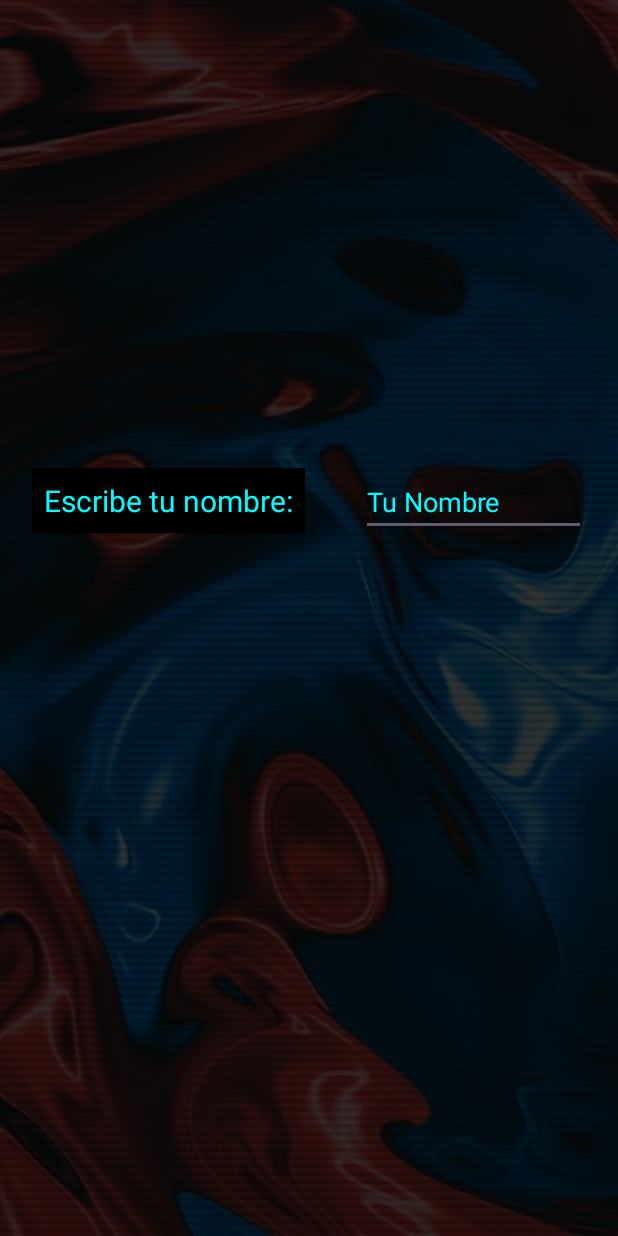
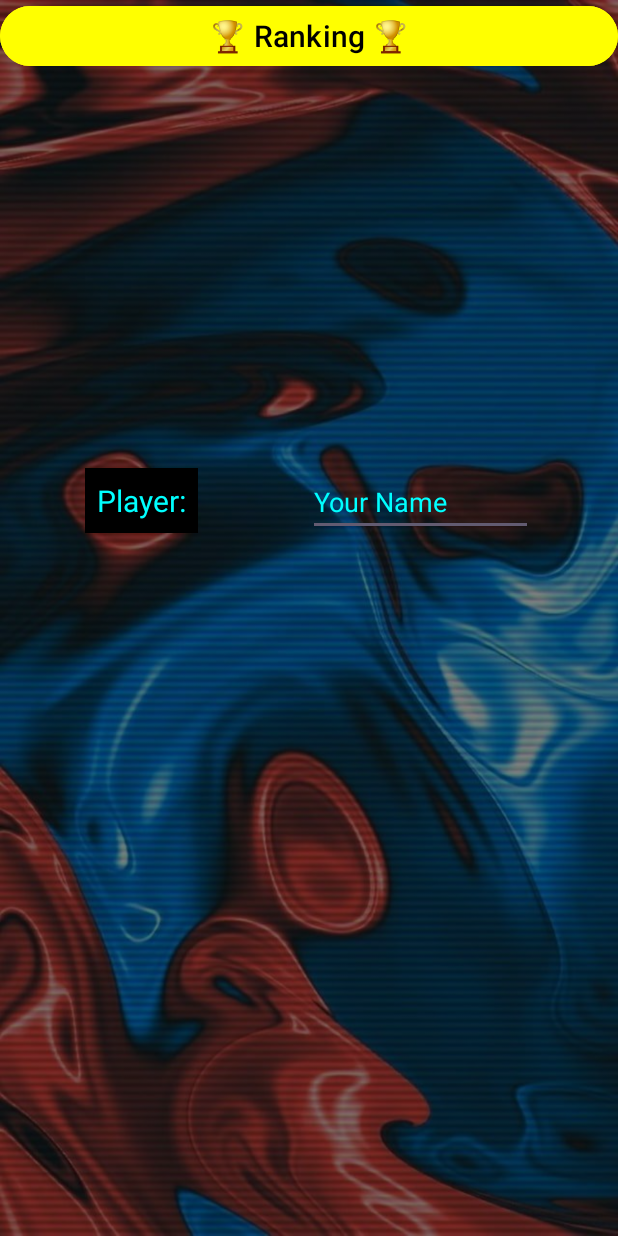
Before and after one commit to HeOpen/AndroidStudio_MatchBarajas, an Android app: the screen it shows after launch (MainActivity), on a phone screen of 412 x 824 dp. Run offline under Robolectric (Android 15) with nearby library versions, the phone set to English and light mode, and no system bars.

Commit message:
Fin del proyecto. Leaderboard y Values en ruso.

```diff
--- a/app/src/main/java/com/example/dm2e_parejabarajas_olaheliabe/ScoreDbHelper.java
+++ b/app/src/main/java/com/example/dm2e_parejabarajas_olaheliabe/ScoreDbHelper.java
@@ -59,4 +59,9 @@ public class ScoreDbHelper extends SQLiteOpenHelper {
         }
         db.close();
     }
+    public Cursor getAllScores() {
+        SQLiteDatabase db = this.getReadableDatabase();
+        // Ordenamos por 'score' ASC (Ascendente) porque menos clicks es mejor
+        return db.query(TABLE_SCORES, null, null, null, null, null, COL_SCORE + " ASC");
+    }
 }
--- a/app/src/main/res/layout/activity_main.xml
+++ b/app/src/main/res/layout/activity_main.xml
@@ -11,7 +11,7 @@
         android:layout_width="match_parent"
         android:layout_height="match_parent"
         android:background="@drawable/wpp"
-        android:alpha="0.2"
+        android:alpha="0.5"
         >
 
     </ImageView>
@@ -20,7 +20,7 @@
         android:id="@+id/tv_prompt_name"
         android:layout_width="wrap_content"
         android:layout_height="wrap_content"
-        android:text="Escribe tu nombre:"
+        android:text="@string/label_player"
         android:textColor="#FF00FFFF"  android:background="#000000"  android:padding="8dp"
         android:textSize="20sp"
         app:layout_constraintVertical_bias="0.4"
@@ -34,7 +34,7 @@
         android:layout_width="150dp"
         android:layout_height="wrap_content"
         android:layout_marginStart="16dp"
-        android:hint="Tu Nombre"
+        android:hint="@string/hint_name"
         android:imeOptions="actionDone"
         android:inputType="text"
         android:textColor="#FFFFFF"
@@ -43,4 +43,16 @@
         app:layout_constraintEnd_toEndOf="parent"
         app:layout_constraintStart_toEndOf="@+id/tv_prompt_name" />
 
+    <Button
+        android:id="@+id/bt_ranking"
+        android:layout_width="match_parent"
+        android:layout_height="wrap_content"
+        android:backgroundTint="#FFFF00"
+        android:text="@string/leaderboard"
+        android:textColor="@color/black"
+        android:textSize="20sp"
+        tools:ignore="MissingConstraints">
+
+    </Button>
+
 </androidx.constraintlayout.widget.ConstraintLayout>
--- a/app/src/main/res/values/strings.xml
+++ b/app/src/main/res/values/strings.xml
@@ -1,3 +1,16 @@
 <resources>
-    <string name="app_name">DM2E_ParejaBarajas_OlahEliabe</string>
+    <string name="app_name">MemoryGame</string>
+
+    <string name="title_main">MatchGame_yourname</string>
+    <string name="prompt_name">Enter your name:</string>
+    <string name="hint_name">Your Name</string>
+    <string name="error_empty_name">Please enter your name to start.</string>
+    <string name="leaderboard">🏆 Ranking 🏆</string>
+
+    <string name="title_game_prefix">Cards_</string>
+    <string name="label_player">Player: </string>
+    <string name="toast_level_complete"> complete! Next level...</string>
+    <string name="toast_game_over">Game over! Final score: </string>
+    <string name="toast_score_saved">Game over. Score processed.</string>
+    <string name="level_prefix">Level </string>
 </resources>
```
Also changed, not shown: app/src/main/java/com/example/dm2e_parejabarajas_olaheliabe/GameActivity.java (+44 -6 lines), app/src/main/java/com/example/dm2e_parejabarajas_olaheliabe/MainActivity.java (+38 -11 lines), 5 other files.
